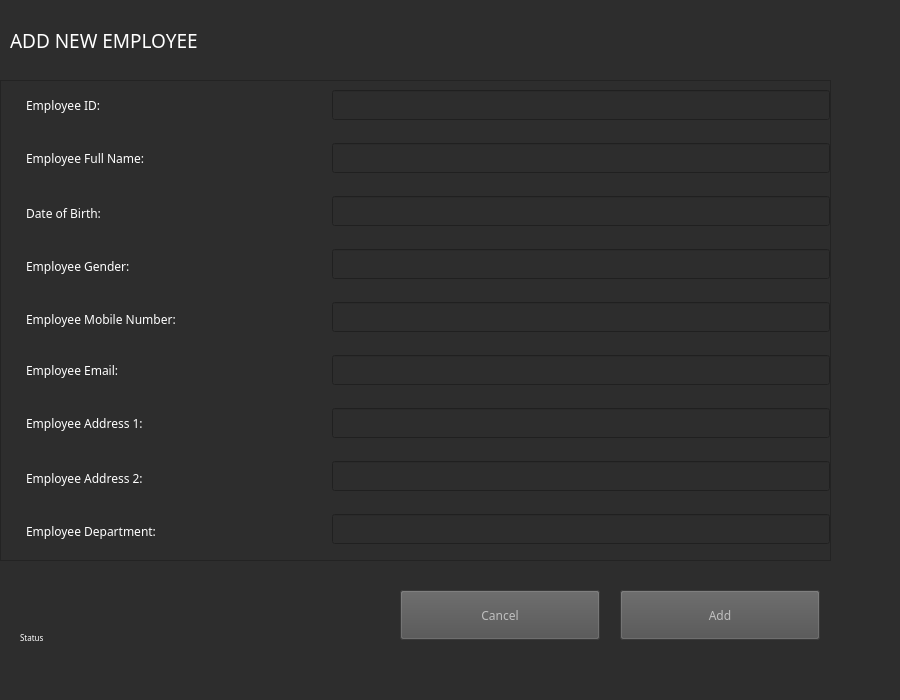
This is addnewemployee.ui in Nirushana/QtEmployeeManagementSystem as Qt 5 draws it before an edit. The edited form follows.
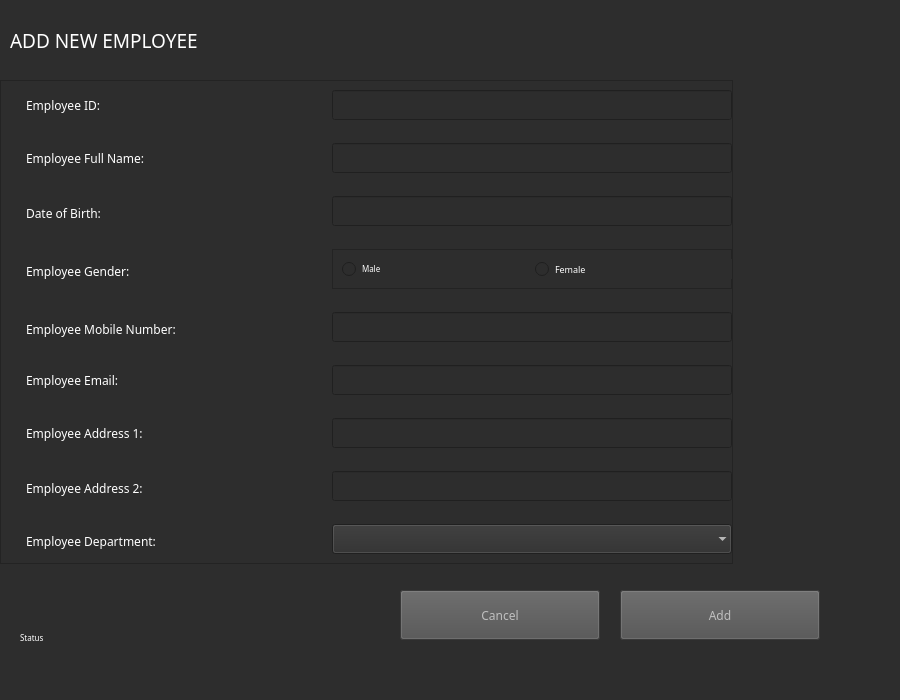
This is the edited form.

Diff of the .ui file:
```diff
--- a/addnewemployee.ui
+++ b/addnewemployee.ui
@@ -34,8 +34,8 @@
      <rect>
       <x>0</x>
       <y>80</y>
-      <width>831</width>
-      <height>481</height>
+      <width>733</width>
+      <height>484</height>
      </rect>
     </property>
     <property name="minimumSize">
@@ -74,18 +74,37 @@
      <property name="verticalSpacing">
       <number>23</number>
      </property>
-     <item row="0" column="0">
-      <widget class="QLabel" name="empIDlb">
+     <item row="10" column="1">
+      <widget class="QLineEdit" name="empAD2txt">
        <property name="minimumSize">
         <size>
-         <width>300</width>
-         <height>25</height>
-        </size>
-       </property>
-       <property name="maximumSize">
-        <size>
-         <width>300</width>
+         <width>400</width>
          <height>30</height>
+        </size>
+       </property>
+       <property name="maximumSize">
+        <size>
+         <width>600</width>
+         <height>16777215</height>
+        </size>
+       </property>
+       <property name="styleSheet">
+        <string notr="true">color: rgb(255, 255, 255)</string>
+       </property>
+      </widget>
+     </item>
+     <item row="9" column="0">
+      <widget class="QLabel" name="empAD1lb">
+       <property name="minimumSize">
+        <size>
+         <width>300</width>
+         <height>20</height>
+        </size>
+       </property>
+       <property name="maximumSize">
+        <size>
+         <width>16777215</width>
+         <height>20</height>
         </size>
        </property>
        <property name="font">
@@ -97,11 +116,30 @@
         <string notr="true">color: #fff</string>
        </property>
        <property name="text">
-        <string>Employee ID:</string>
+        <string>Employee Address 1:</string>
        </property>
       </widget>
      </item>
-     <item row="4" column="0">
+     <item row="7" column="1">
+      <widget class="QLineEdit" name="empNumbertxt">
+       <property name="minimumSize">
+        <size>
+         <width>400</width>
+         <height>30</height>
+        </size>
+       </property>
+       <property name="maximumSize">
+        <size>
+         <width>600</width>
+         <height>16777215</height>
+        </size>
+       </property>
+       <property name="styleSheet">
+        <string notr="true">color: rgb(255, 255, 255)</string>
+       </property>
+      </widget>
+     </item>
+     <item row="7" column="0">
       <widget class="QLabel" name="empNumberlb">
        <property name="minimumSize">
         <size>
@@ -128,7 +166,121 @@
        </property>
       </widget>
      </item>
-     <item row="5" column="0">
+     <item row="0" column="1">
+      <widget class="QLineEdit" name="empIDtxt">
+       <property name="minimumSize">
+        <size>
+         <width>400</width>
+         <height>30</height>
+        </size>
+       </property>
+       <property name="maximumSize">
+        <size>
+         <width>600</width>
+         <height>30</height>
+        </size>
+       </property>
+       <property name="styleSheet">
+        <string notr="true">color: rgb(255, 255, 255)</string>
+       </property>
+      </widget>
+     </item>
+     <item row="10" column="0">
+      <widget class="QLabel" name="empAD2lb">
+       <property name="minimumSize">
+        <size>
+         <width>300</width>
+         <height>25</height>
+        </size>
+       </property>
+       <property name="maximumSize">
+        <size>
+         <width>16777215</width>
+         <height>20</height>
+        </size>
+       </property>
+       <property name="font">
+        <font>
+         <family>Orbitron</family>
+        </font>
+       </property>
+       <property name="styleSheet">
+        <string notr="true">color: #fff</string>
+       </property>
+       <property name="text">
+        <string>Employee Address 2:</string>
+       </property>
+      </widget>
+     </item>
+     <item row="9" column="1">
+      <widget class="QLineEdit" name="empAD1txt">
+       <property name="minimumSize">
+        <size>
+         <width>400</width>
+         <height>30</height>
+        </size>
+       </property>
+       <property name="maximumSize">
+        <size>
+         <width>600</width>
+         <height>16777215</height>
+        </size>
+       </property>
+       <property name="styleSheet">
+        <string notr="true">color: rgb(255, 255, 255)</string>
+       </property>
+      </widget>
+     </item>
+     <item row="11" column="0">
+      <widget class="QLabel" name="empDPlb">
+       <property name="minimumSize">
+        <size>
+         <width>300</width>
+         <height>25</height>
+        </size>
+       </property>
+       <property name="maximumSize">
+        <size>
+         <width>16777215</width>
+         <height>20</height>
+        </size>
+       </property>
+       <property name="font">
+        <font>
+         <family>Orbitron</family>
+        </font>
+       </property>
+       <property name="styleSheet">
+        <string notr="true">color: #fff</string>
+       </property>
+       <property name="text">
+        <string>Employee Department:</string>
+       </property>
+       <property name="alignment">
+        <set>Qt::AlignLeading|Qt::AlignLeft|Qt::AlignVCenter</set>
+       </property>
+      </widget>
+     </item>
+     <item row="2" column="1">
+      <widget class="QLineEdit" name="empBDtxt">
+       <property name="minimumSize">
+        <size>
+         <width>400</width>
+         <height>30</height>
+        </size>
+       </property>
+       <property name="maximumSize">
+        <size>
+         <width>600</width>
+         <height>30</height>
+        </size>
+       </property>
+       <property name="styleSheet">
+        <string notr="true">color: rgb(255, 255, 255)</string>
+       </property>
+      </widget>
+     </item>
+     <item row="8" column="0">
       <widget class="QLabel" name="empEmaillb">
        <property name="minimumSize">
         <size>
@@ -155,18 +307,18 @@
        </property>
       </widget>
      </item>
-     <item row="6" column="0">
-      <widget class="QLabel" name="empAD1lb">
+     <item row="0" column="0">
+      <widget class="QLabel" name="empIDlb">
        <property name="minimumSize">
         <size>
          <width>300</width>
-         <height>20</height>
+         <height>25</height>
         </size>
        </property>
        <property name="maximumSize">
         <size>
-         <width>16777215</width>
-         <height>20</height>
+         <width>300</width>
+         <height>30</height>
         </size>
        </property>
        <property name="font">
@@ -178,7 +330,26 @@
         <string notr="true">color: #fff</string>
        </property>
        <property name="text">
-        <string>Employee Address 1:</string>
+        <string>Employee ID:</string>
+       </property>
+      </widget>
+     </item>
+     <item row="8" column="1">
+      <widget class="QLineEdit" name="empEmailtxt">
+       <property name="minimumSize">
+        <size>
+         <width>400</width>
+         <height>30</height>
+        </size>
+       </property>
+       <property name="maximumSize">
+        <size>
+         <width>600</width>
+         <height>16777215</height>
+        </size>
+       </property>
+       <property name="styleSheet">
+        <string notr="true">color: rgb(255, 255, 255)</string>
        </property>
       </widget>
      </item>
@@ -209,22 +380,30 @@
        </property>
       </widget>
      </item>
-     <item row="6" column="1">
-      <widget class="QLineEdit" name="empAD1txt">
+     <item row="3" column="0">
+      <widget class="QLabel" name="empGenderlb">
        <property name="minimumSize">
         <size>
-         <width>400</width>
-         <height>30</height>
+         <width>300</width>
+         <height>25</height>
         </size>
        </property>
        <property name="maximumSize">
         <size>
-         <width>600</width>
-         <height>16777215</height>
+         <width>16777215</width>
+         <height>20</height>
         </size>
        </property>
+       <property name="font">
+        <font>
+         <family>Orbitron</family>
+        </font>
+       </property>
        <property name="styleSheet">
-        <string notr="true">color: rgb(255, 255, 255)</string>
+        <string notr="true">color: #fff</string>
+       </property>
+       <property name="text">
+        <string>Employee Gender:</string>
        </property>
       </widget>
      </item>
@@ -247,23 +426,89 @@
        </property>
       </widget>
      </item>
-     <item row="0" column="1">
-      <widget class="QLineEdit" name="empIDtxt">
+     <item row="3" column="1">
+      <widget class="QFrame" name="frame_2">
        <property name="minimumSize">
         <size>
          <width>400</width>
-         <height>30</height>
+         <height>40</height>
         </size>
        </property>
        <property name="maximumSize">
         <size>
-         <width>600</width>
-         <height>30</height>
+         <width>400</width>
+         <height>40</height>
         </size>
        </property>
-       <property name="styleSheet">
-        <string notr="true">color: rgb(255, 255, 255)</string>
+       <property name="font">
+        <font>
+         <pointsize>6</pointsize>
+        </font>
        </property>
+       <property name="frameShape">
+        <enum>QFrame::StyledPanel</enum>
+       </property>
+       <property name="frameShadow">
+        <enum>QFrame::Raised</enum>
+       </property>
+       <layout class="QHBoxLayout" name="horizontalLayout">
+        <item>
+         <widget class="QRadioButton" name="radioButton">
+          <property name="minimumSize">
+           <size>
+            <width>200</width>
+            <height>16</height>
+           </size>
+          </property>
+          <property name="maximumSize">
+           <size>
+            <width>200</width>
+            <height>30</height>
+           </size>
+          </property>
+          <property name="font">
+           <font>
+            <family>Orbitron</family>
+            <pointsize>6</pointsize>
+           </font>
+          </property>
+          <property name="styleSheet">
+           <string notr="true">color: #fff</string>
+          </property>
+          <property name="text">
+           <string>Male</string>
+          </property>
+         </widget>
+        </item>
+        <item>
+         <widget class="QRadioButton" name="radioButton_2">
+          <property name="minimumSize">
+           <size>
+            <width>200</width>
+            <height>16</height>
+           </size>
+          </property>
+          <property name="maximumSize">
+           <size>
+            <width>200</width>
+            <height>30</height>
+           </size>
+          </property>
+          <property name="font">
+           <font>
+            <family>Orbitron</family>
+            <pointsize>7</pointsize>
+           </font>
+          </property>
+          <property name="styleSheet">
+           <string notr="true">color: #fff</string>
+          </property>
+          <property name="text">
+           <string>Female</string>
+          </property>
+         </widget>
+        </item>
+       </layout>
       </widget>
      </item>
      <item row="2" column="0">
@@ -293,201 +538,50 @@
        </property>
       </widget>
      </item>
-     <item row="7" column="1">
-      <widget class="QLineEdit" name="empAD2txt">
+     <item row="11" column="1">
+      <widget class="QComboBox" name="comboBox">
        <property name="minimumSize">
         <size>
          <width>400</width>
          <height>30</height>
         </size>
        </property>
-       <property name="maximumSize">
-        <size>
-         <width>600</width>
-         <height>16777215</height>
-        </size>
-       </property>
-       <property name="styleSheet">
-        <string notr="true">color: rgb(255, 255, 255)</string>
-       </property>
-      </widget>
-     </item>
-     <item row="4" column="1">
-      <widget class="QLineEdit" name="empNumbertxt">
-       <property name="minimumSize">
-        <size>
-         <width>400</width>
-         <height>30</height>
-        </size>
-       </property>
-       <property name="maximumSize">
-        <size>
-         <width>600</width>
-         <height>16777215</height>
-        </size>
-       </property>
-       <property name="styleSheet">
-        <string notr="true">color: rgb(255, 255, 255)</string>
-       </property>
-      </widget>
-     </item>
-     <item row="3" column="0">
-      <widget class="QLabel" name="empGenderlb">
-       <property name="minimumSize">
-        <size>
-         <width>300</width>
-         <height>25</height>
-        </size>
-       </property>
-       <property name="maximumSize">
-        <size>
-         <width>16777215</width>
-         <height>20</height>
-        </size>
-       </property>
        <property name="font">
         <font>
          <family>Orbitron</family>
         </font>
        </property>
-       <property name="styleSheet">
-        <string notr="true">color: #fff</string>
+       <property name="autoFillBackground">
+        <bool>false</bool>
        </property>
-       <property name="text">
-        <string>Employee Gender:</string>
-       </property>
-      </widget>
-     </item>
-     <item row="2" column="1">
-      <widget class="QLineEdit" name="empBDtxt">
-       <property name="minimumSize">
-        <size>
-         <width>400</width>
-         <height>30</height>
-        </size>
-       </property>
-       <property name="maximumSize">
-        <size>
-         <width>600</width>
-         <height>30</height>
-        </size>
-       </property>
        <property name="styleSheet">
-        <string notr="true">color: rgb(255, 255, 255)</string>
+        <string notr="true">color: rgb(255, 255, 255);
+
+</string>
        </property>
-      </widget>
-     </item>
-     <item row="8" column="0">
-      <widget class="QLabel" name="empDPlb">
-       <property name="minimumSize">
-        <size>
-         <width>300</width>
-         <height>25</height>
-        </size>
+       <property name="editable">
+        <bool>false</bool>
        </property>
-       <property name="maximumSize">
-        <size>
-         <width>16777215</width>
-         <height>20</height>
-        </size>
+       <property name="currentText">
+        <string/>
        </property>
-       <property name="font">
-        <font>
-         <family>Orbitron</family>
-        </font>
+       <property name="insertPolicy">
+        <enum>QComboBox::InsertAtBottom</enum>
        </property>
-       <property name="styleSheet">
-        <string notr="true">color: #fff</string>
+       <property name="minimumContentsLength">
+        <number>2</number>
        </property>
-       <property name="text">
-        <string>Employee Department:</string>
-       </property>
-       <property name="alignment">
-        <set>Qt::AlignLeading|Qt::AlignLeft|Qt::AlignVCenter</set>
-       </property>
-      </widget>
-     </item>
-     <item row="8" column="1">
-      <widget class="QLineEdit" name="empDPtxt">
-       <property name="minimumSize">
+       <property name="iconSize">
         <size>
-         <width>400</width>
-         <height>30</height>
+         <width>16</width>
+         <height>15</height>
         </size>
        </property>
-       <property name="maximumSize">
-        <size>
-         <width>600</width>
-         <height>16777215</height>
-        </size>
+       <property name="duplicatesEnabled">
+        <bool>false</bool>
        </property>
-       <property name="styleSheet">
-        <string notr="true">color: rgb(255, 255, 255)</string>
-       </property>
-      </widget>
-     </item>
-     <item row="5" column="1">
-      <widget class="QLineEdit" name="empEmailtxt">
-       <property name="minimumSize">
-        <size>
-         <width>400</width>
-         <height>30</height>
-        </size>
-       </property>
-       <property name="maximumSize">
-        <size>
-         <width>600</width>
-         <height>16777215</height>
-        </size>
-       </property>
-       <property name="styleSheet">
-        <string notr="true">color: rgb(255, 255, 255)</string>
-       </property>
-      </widget>
-     </item>
-     <item row="3" column="1">
-      <widget class="QLineEdit" name="empGendertxt">
-       <property name="minimumSize">
-        <size>
-         <width>400</width>
-         <height>30</height>
-        </size>
-       </property>
-       <property name="maximumSize">
-        <size>
-         <width>600</width>
-         <height>16777215</height>
-        </size>
-       </property>
-       <property name="styleSheet">
-        <string notr="true">color: rgb(255, 255, 255)</string>
-       </property>
-      </widget>
-     </item>
-     <item row="7" column="0">
-      <widget class="QLabel" name="empAD2lb">
-       <property name="minimumSize">
-        <size>
-         <width>300</width>
-         <height>25</height>
-        </size>
-       </property>
-       <property name="maximumSize">
-        <size>
-         <width>16777215</width>
-         <height>20</height>
-        </size>
-       </property>
-       <property name="font">
-        <font>
-         <family>Orbitron</family>
-        </font>
-       </property>
-       <property name="styleSheet">
-        <string notr="true">color: #fff</string>
-       </property>
-       <property name="text">
-        <string>Employee Address 2:</string>
+       <property name="frame">
+        <bool>false</bool>
        </property>
       </widget>
      </item>
```
